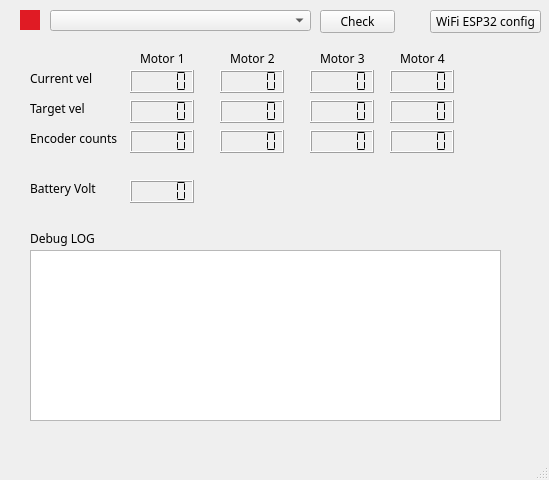
PabloNH00/rosa_firmware_Pablo, file qt_interface/mainwindow.ui: the form before one commit.
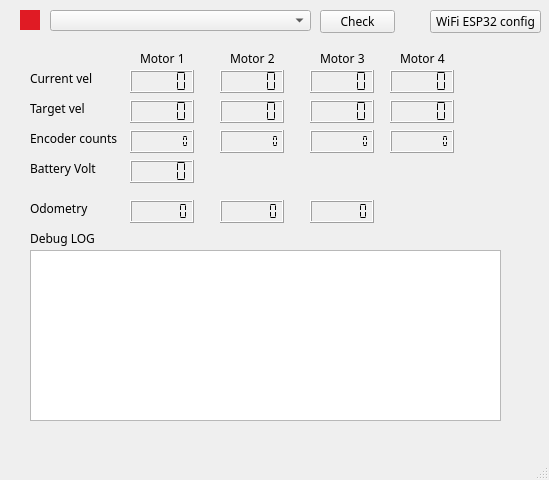
The form after the commit. Custom widgets are drawn as their Qt base class.

```diff
--- a/qt_interface/mainwindow.ui
+++ b/qt_interface/mainwindow.ui
@@ -133,6 +133,9 @@
       <height>23</height>
      </rect>
     </property>
+    <property name="digitCount">
+     <number>9</number>
+    </property>
     <property name="segmentStyle">
      <enum>QLCDNumber::Flat</enum>
     </property>
@@ -172,6 +175,9 @@
       <height>23</height>
      </rect>
     </property>
+    <property name="digitCount">
+     <number>9</number>
+    </property>
     <property name="segmentStyle">
      <enum>QLCDNumber::Flat</enum>
     </property>
@@ -211,6 +217,9 @@
       <height>23</height>
      </rect>
     </property>
+    <property name="digitCount">
+     <number>9</number>
+    </property>
     <property name="segmentStyle">
      <enum>QLCDNumber::Flat</enum>
     </property>
@@ -250,6 +259,9 @@
       <height>23</height>
      </rect>
     </property>
+    <property name="digitCount">
+     <number>9</number>
+    </property>
     <property name="segmentStyle">
      <enum>QLCDNumber::Flat</enum>
     </property>
@@ -258,7 +270,7 @@
     <property name="geometry">
      <rect>
       <x>130</x>
-      <y>180</y>
+      <y>160</y>
       <width>64</width>
       <height>23</height>
      </rect>
@@ -310,7 +322,7 @@
     <property name="geometry">
      <rect>
       <x>30</x>
-      <y>180</y>
+      <y>160</y>
       <width>81</width>
       <height>16</height>
      </rect>
@@ -400,6 +412,76 @@
      <string>WiFi ESP32 config</string>
     </property>
    </widget>
+   <widget class="QLCDNumber" name="odom_x">
+    <property name="geometry">
+     <rect>
+      <x>130</x>
+      <y>200</y>
+      <width>64</width>
+      <height>23</height>
+     </rect>
+    </property>
+    <property name="smallDecimalPoint">
+     <bool>true</bool>
+    </property>
+    <property name="digitCount">
+     <number>6</number>
+    </property>
+    <property name="segmentStyle">
+     <enum>QLCDNumber::Flat</enum>
+    </property>
+   </widget>
+   <widget class="QLCDNumber" name="odom_y">
+    <property name="geometry">
+     <rect>
+      <x>220</x>
+      <y>200</y>
+      <width>64</width>
+      <height>23</height>
+     </rect>
+    </property>
+    <property name="smallDecimalPoint">
+     <bool>true</bool>
+    </property>
+    <property name="digitCount">
+     <number>6</number>
+    </property>
+    <property name="segmentStyle">
+     <enum>QLCDNumber::Flat</enum>
+    </property>
+   </widget>
+   <widget class="QLCDNumber" name="odom_yaw">
+    <property name="geometry">
+     <rect>
+      <x>310</x>
+      <y>200</y>
+      <width>64</width>
+      <height>23</height>
+     </rect>
+    </property>
+    <property name="smallDecimalPoint">
+     <bool>true</bool>
+    </property>
+    <property name="digitCount">
+     <number>6</number>
+    </property>
+    <property name="segmentStyle">
+     <enum>QLCDNumber::Flat</enum>
+    </property>
+   </widget>
+   <widget class="QLabel" name="label_10">
+    <property name="geometry">
+     <rect>
+      <x>30</x>
+      <y>200</y>
+      <width>81</width>
+      <height>16</height>
+     </rect>
+    </property>
+    <property name="text">
+     <string>Odometry</string>
+    </property>
+   </widget>
   </widget>
   <widget class="QMenuBar" name="menubar">
    <property name="geometry">
```
